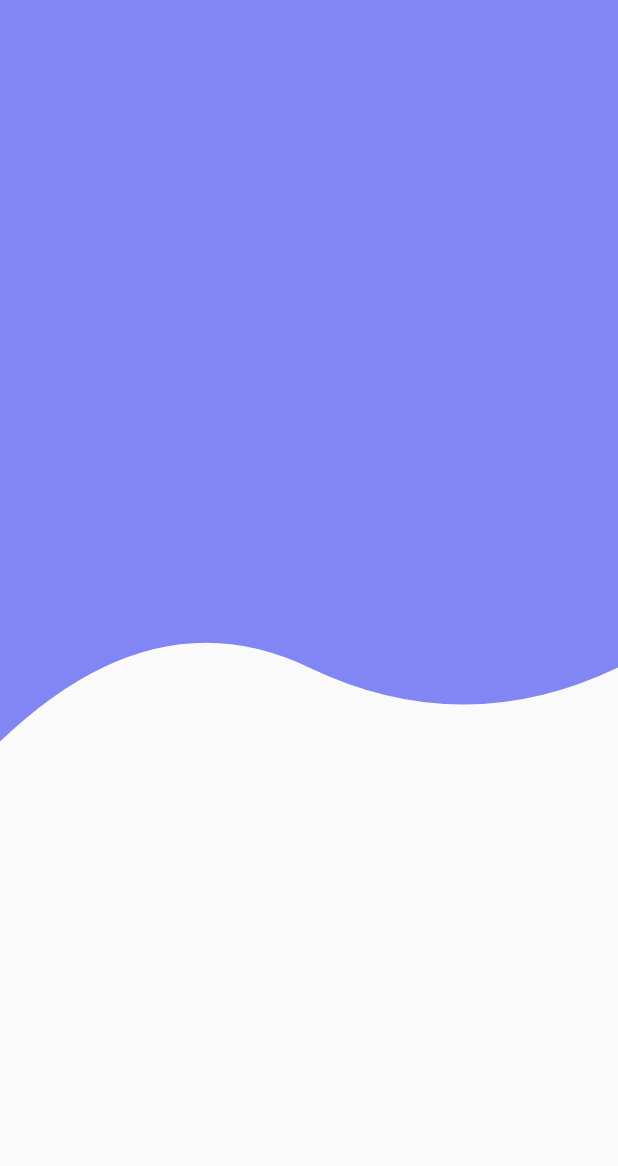
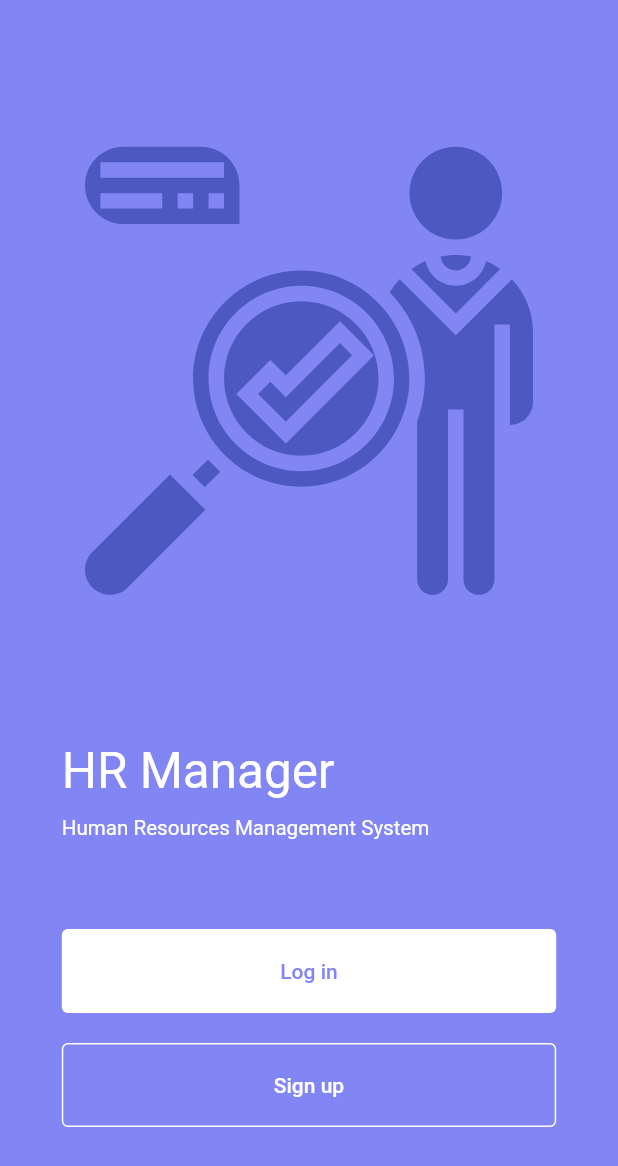
Before and after one commit to BBarisKilic/HRMS-Frontend-Flutter, a Flutter app: the screen it shows after launch, on a phone screen of 412 x 824 dp. Shown: the top 1166 px of the screen. Run offline on Flutter 3.47's test engine with Material 2 defaults, Android fonts, the light colour scheme and no system bars; our stand-ins replace flutter_svg, get, responsive_builder, sizer.

Commit message:
Added responsive "Welcome" page.

```diff
--- a/lib/components/background_clipper.dart
+++ b/lib/components/background_clipper.dart
@@ -1,5 +1,6 @@
 import 'package:flutter/material.dart';
 import 'package:hrms_ui/views/login/login_page.dart';
+import 'package:hrms_ui/views/welcome/welcome_page.dart';
 
 class BackgroundClipper extends CustomClipper<Path> {
   BackgroundClipper(this.routeId);
--- a/lib/main.dart
+++ b/lib/main.dart
@@ -2,6 +2,7 @@ import 'package:flutter/material.dart';
 import 'package:get/get.dart';
 import 'package:hrms_ui/views/home/home_page.dart';
 import 'package:hrms_ui/views/login/login_page.dart';
+import 'package:hrms_ui/views/welcome/welcome_page.dart';
 import 'package:sizer/sizer.dart';
 
 void main() {
@@ -17,9 +18,10 @@ class HRMSApp extends StatelessWidget {
         themeMode: ThemeMode.light,
         routes: {
           HomePage.id: (context) => HomePage(),
+          WelcomePage.id: (context) => WelcomePage(),
           LoginPage.id: (context) => LoginPage(),
         },
-        initialRoute: LoginPage.id,
+        initialRoute: WelcomePage.id,
       );
     });
   }
--- /dev/null
+++ b/lib/views/welcome/welcome_page.dart
@@ -0,0 +1,25 @@
+import 'package:flutter/material.dart';
+import 'package:hrms_ui/views/welcome/welcome_page_desktop.dart';
+import 'package:hrms_ui/views/welcome/welcome_page_phone.dart';
+import 'package:hrms_ui/views/welcome/welcome_page_tablet.dart';
+import 'package:responsive_builder/responsive_builder.dart';
+
+class WelcomePage extends StatelessWidget {
+  static const String id = '/welcome';
+
+  @override
+  Widget build(BuildContext context) {
+    return ResponsiveBuilder(
+      builder: (context, sizingInformation) {
+        switch (sizingInformation.deviceScreenType) {
+          case DeviceScreenType.desktop:
+            return WelcomePageDesktop();
+          case DeviceScreenType.tablet:
+            return WelcomePageTablet();
+          default:
+            return WelcomePagePhone();
+        }
+      },
+    );
+  }
+}
--- /dev/null
+++ b/lib/views/welcome/welcome_page_desktop.dart
@@ -0,0 +1,8 @@
+import 'package:flutter/material.dart';
+
+class WelcomePageDesktop extends StatelessWidget {
+  @override
+  Widget build(BuildContext context) {
+    return Container();
+  }
+}
--- /dev/null
+++ b/lib/views/welcome/welcome_page_phone.dart
@@ -0,0 +1,107 @@
+import 'package:flutter/material.dart';
+import 'package:flutter_svg/svg.dart';
+import 'package:get/get.dart';
+import 'package:hrms_ui/views/login/login_page.dart';
+import 'package:sizer/sizer.dart';
+
+class WelcomePagePhone extends StatelessWidget {
+  @override
+  Widget build(BuildContext context) {
+    return Scaffold(
+      body: Container(
+        height: 100.h,
+        width: 100.w,
+        color: const Color(0xff8286F4),
+        child: Column(
+          children: [
+            Expanded(
+              flex: 6,
+              child: buildTopSide(),
+            ),
+            Expanded(
+              flex: 4,
+              child: buildBottomSide(),
+            ),
+          ],
+        ),
+      ),
+    );
+  }
+
+  Padding buildTopSide() {
+    return Padding(
+      padding: EdgeInsets.symmetric(horizontal: 10.w),
+      child: SvgPicture.asset(
+        'assets/images/human_resources.svg',
+        width: 80.w,
+        color: const Color(0xff4d59c1),
+      ),
+    );
+  }
+
+  Padding buildBottomSide() {
+    return Padding(
+      padding: EdgeInsets.symmetric(horizontal: 10.w),
+      child: Column(
+        crossAxisAlignment: CrossAxisAlignment.stretch,
+        children: [
+          Text(
+            "HR Manager",
+            style: TextStyle(
+              color: Colors.white,
+              fontSize: 24.0.sp,
+            ),
+          ),
+          const SizedBox(
+            height: 10.0,
+          ),
+          Text(
+            "Human Resources Management System",
+            style: TextStyle(
+              color: Colors.white,
+              fontSize: 10.0.sp,
+            ),
+          ),
+          const SizedBox(
+            height: 60.0,
+          ),
+          TextButton(
+            onPressed: () {
+              Get.toNamed(LoginPage.id);
+            },
+            style: ButtonStyle(
+              padding: MaterialStateProperty.all(
+                const EdgeInsets.symmetric(vertical: 20.0),
+              ),
+              backgroundColor: MaterialStateProperty.all(Colors.white),
+            ),
+            child: Text(
+              "Log in",
+              style: TextStyle(
+                color: const Color(0xff8286F4),
+              ),
+            ),
+          ),
+          const SizedBox(
+            height: 20.0,
+          ),
+          TextButton(
+            onPressed: () {},
+            style: ButtonStyle(
+              padding: MaterialStateProperty.all(
+                const EdgeInsets.symmetric(vertical: 20.0),
+              ),
+              side: MaterialStateProperty.all(
+                BorderSide(color: Colors.white),
+              ),
+            ),
+            child: Text(
+              "Sign up",
+              style: TextStyle(color: Colors.white),
+            ),
+          ),
+        ],
+      ),
+    );
+  }
+}
--- /dev/null
+++ b/lib/views/welcome/welcome_page_tablet.dart
@@ -0,0 +1,10 @@
+import 'package:flutter/material.dart';
+
+class WelcomePageTablet extends StatelessWidget {
+  @override
+  Widget build(BuildContext context) {
+    return Container(
+      color: Colors.black,
+    );
+  }
+}
--- a/pubspec.yaml
+++ b/pubspec.yaml
@@ -16,6 +16,7 @@ dependencies:
   get: ^4.1.4
   sizer: ^2.0.13
   responsive_builder: ^0.4.1
+  flutter_svg: ^0.22.0
 
 dev_dependencies:
   flutter_test:
@@ -24,3 +25,6 @@ dev_dependencies:
 flutter:
 
   uses-material-design: true
+
+  assets:
+    - assets/images/
```
Also changed, not shown: assets/images/human_resources.svg (added), pubspec.lock.
